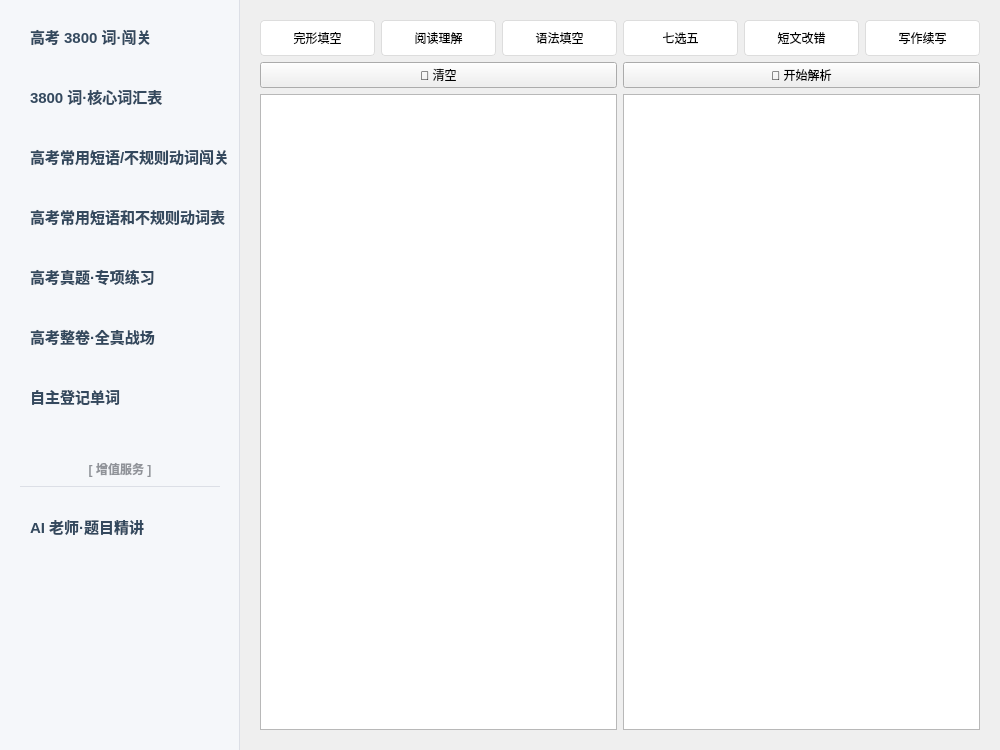
Above: resources/main_window.ui from andrezha/EngMaster-AI-Agent before the change. Below: the same form after it.
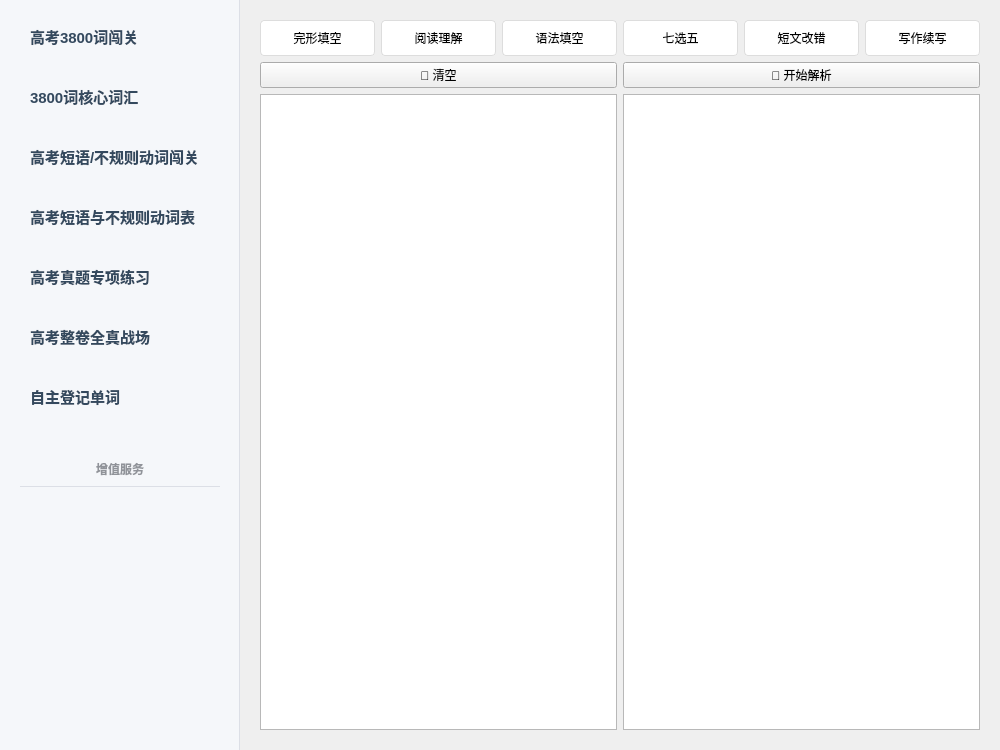
That is the form after the change.

```diff
--- a/resources/main_window.ui
+++ b/resources/main_window.ui
@@ -18,7 +18,7 @@
        <item>
         <widget class="QPushButton" name="btn_nav_vocab">
          <property name="minimumSize"><size><width>0</width><height>52</height></size></property>
-         <property name="text"><string>高考 3800 词·闯关</string></property>
+         <property name="text"><string>高考3800词闯关</string></property>
          <property name="checkable"><bool>true</bool></property>
          <property name="styleSheet"><string>QPushButton { color: #34495e; background: transparent; border: none; font-size: 15px; text-align: left; padding-left: 20px; outline: none; border-radius: 10px; font-weight: bold; } QPushButton:hover { background-color: #e4e7ed; } QPushButton:checked { background-color: #2c3e50; color: white; }</string></property>
         </widget>
@@ -26,7 +26,7 @@
        <item>
         <widget class="QPushButton" name="btn_nav_core_vocab">
          <property name="minimumSize"><size><width>0</width><height>52</height></size></property>
-         <property name="text"><string>3800 词·核心词汇表</string></property>
+         <property name="text"><string>3800词核心词汇</string></property>
          <property name="checkable"><bool>true</bool></property>
          <property name="styleSheet"><string>QPushButton { color: #34495e; background: transparent; border: none; font-size: 15px; text-align: left; padding-left: 20px; outline: none; border-radius: 10px; font-weight: bold; } QPushButton:hover { background-color: #e4e7ed; } QPushButton:checked { background-color: #2c3e50; color: white; }</string></property>
         </widget>
@@ -34,7 +34,7 @@
        <item>
         <widget class="QPushButton" name="btn_nav_phrase_challenge">
          <property name="minimumSize"><size><width>0</width><height>52</height></size></property>
-         <property name="text"><string>高考常用短语/不规则动词闯关</string></property>
+         <property name="text"><string>高考短语/不规则动词闯关</string></property>
          <property name="checkable"><bool>true</bool></property>
          <property name="styleSheet"><string>QPushButton { color: #34495e; background: transparent; border: none; font-size: 15px; text-align: left; padding-left: 20px; outline: none; border-radius: 10px; font-weight: bold; } QPushButton:hover { background-color: #e4e7ed; } QPushButton:checked { background-color: #2c3e50; color: white; }</string></property>
         </widget>
@@ -42,7 +42,7 @@
        <item>
         <widget class="QPushButton" name="btn_nav_phrase_list">
          <property name="minimumSize"><size><width>0</width><height>52</height></size></property>
-         <property name="text"><string>高考常用短语和不规则动词表</string></property>
+         <property name="text"><string>高考短语与不规则动词表</string></property>
          <property name="checkable"><bool>true</bool></property>
          <property name="styleSheet"><string>QPushButton { color: #34495e; background: transparent; border: none; font-size: 15px; text-align: left; padding-left: 20px; outline: none; border-radius: 10px; font-weight: bold; } QPushButton:hover { background-color: #e4e7ed; } QPushButton:checked { background-color: #2c3e50; color: white; }</string></property>
         </widget>
@@ -50,7 +50,7 @@
        <item>
         <widget class="QPushButton" name="btn_nav_gaokao">
          <property name="minimumSize"><size><width>0</width><height>52</height></size></property>
-         <property name="text"><string>高考真题·专项练习</string></property>
+         <property name="text"><string>高考真题专项练习</string></property>
          <property name="checkable"><bool>true</bool></property>
          <property name="styleSheet"><string>QPushButton { color: #34495e; background: transparent; border: none; font-size: 15px; text-align: left; padding-left: 20px; outline: none; border-radius: 10px; font-weight: bold; } QPushButton:hover { background-color: #e4e7ed; } QPushButton:checked { background-color: #2c3e50; color: white; }</string></property>
         </widget>
@@ -58,7 +58,7 @@
        <item>
         <widget class="QPushButton" name="btn_nav_full_exam">
          <property name="minimumSize"><size><width>0</width><height>52</height></size></property>
-         <property name="text"><string>高考整卷·全真战场</string></property>
+         <property name="text"><string>高考整卷全真战场</string></property>
          <property name="checkable"><bool>true</bool></property>
          <property name="styleSheet"><string>QPushButton { color: #34495e; background: transparent; border: none; font-size: 15px; text-align: left; padding-left: 20px; outline: none; border-radius: 10px; font-weight: bold; } QPushButton:hover { background-color: #e4e7ed; } QPushButton:checked { background-color: #2c3e50; color: white; }</string></property>
         </widget>
@@ -87,7 +87,7 @@
        </item>
        <item>
         <widget class="QLabel" name="lbl_pro_service">
-         <property name="text"><string>[ 增值服务 ]</string></property>
+         <property name="text"><string>增值服务</string></property>
          <property name="alignment"><set>Qt::AlignCenter</set></property>
          <property name="styleSheet"><string>QLabel { color: #909399; font-size: 12px; font-weight: bold; }</string></property>
         </widget>
@@ -106,14 +106,6 @@
          <property name="sizeHint"><size><width>20</width><height>5</height></size></property>
         </spacer>
        </item>
-       <item>
-        <widget class="QPushButton" name="btn_nav_scan">
-         <property name="minimumSize"><size><width>0</width><height>52</height></size></property>
-         <property name="text"><string>AI 老师·题目精讲</string></property>
-         <property name="checkable"><bool>true</bool></property>
-         <property name="styleSheet"><string>QPushButton { color: #34495e; background: transparent; border: none; font-size: 15px; text-align: left; padding-left: 20px; outline: none; border-radius: 10px; font-weight: bold; } QPushButton:hover { background-color: #e4e7ed; } QPushButton:checked { background-color: #2c3e50; color: white; }</string></property>
-        </widget>
-       </item>
        <item>
         <spacer name="nav_spacer">
          <property name="orientation"><enum>Qt::Vertical</enum></property>
```
Left out of the diff: 14 changed lines with no effect on the pictures.
